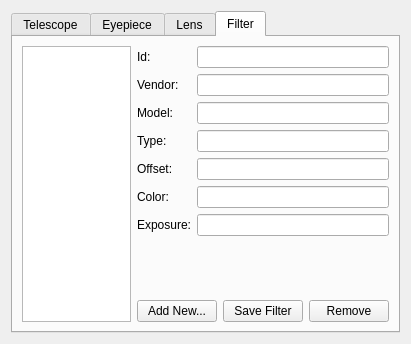
Above: kstars/oal/equipmentwriter.ui from KDE/kstars before the change. Below: the same form after it.
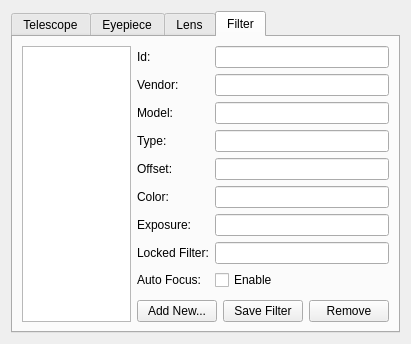
That is the form after the change.

Commit message: Work for new Filter Manager in Ekos

Diff of the .ui file:
```diff
--- a/kstars/oal/equipmentwriter.ui
+++ b/kstars/oal/equipmentwriter.ui
@@ -650,6 +650,30 @@
              </property>
             </widget>
            </item>
+           <item row="8" column="0">
+            <widget class="QLabel" name="label_20">
+             <property name="text">
+              <string>Locked Filter:</string>
+             </property>
+            </widget>
+           </item>
+           <item row="9" column="0">
+            <widget class="QLabel" name="label_21">
+             <property name="text">
+              <string>Auto Focus:</string>
+             </property>
+            </widget>
+           </item>
+           <item row="8" column="1">
+            <widget class="QLineEdit" name="f_LockedFilter"/>
+           </item>
+           <item row="9" column="1">
+            <widget class="QCheckBox" name="f_UseAutoFocus">
+             <property name="text">
+              <string>Enable</string>
+             </property>
+            </widget>
+           </item>
           </layout>
          </item>
          <item>
```
The commit also changes 19 other files.
